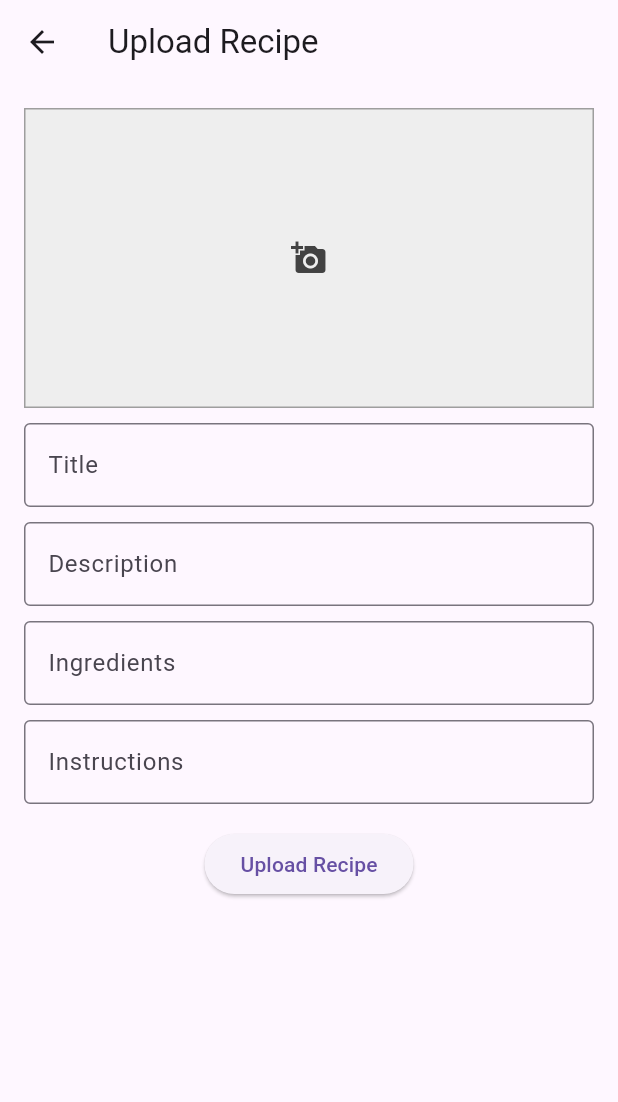
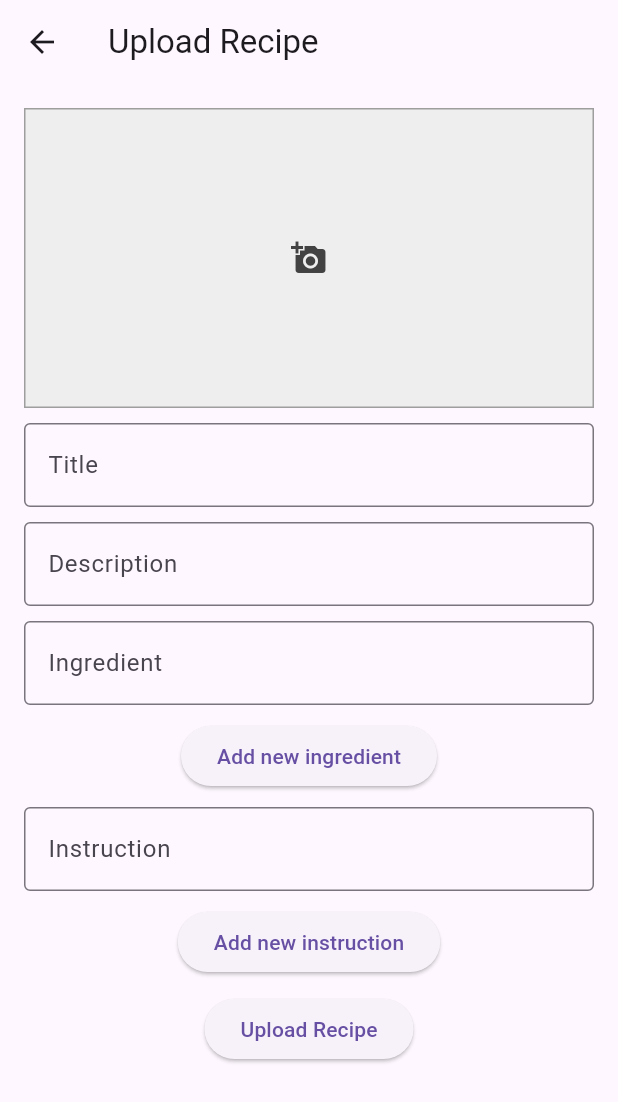
Before and after one commit to irsyydl/recipe_and_meal_planner_app, a Flutter app: the RecipeUploadScreen screen opened by its route, on a phone screen of 412 x 824 dp. Shown: the top 1102 px of the screen. Run offline on Flutter 3.47's test engine with Material 3 defaults, Android fonts, the phone set to English and light mode, and no system bars; our stand-ins replace cloud_firestore, firebase_auth, firebase_core, firebase_storage, image_picker; missing offline and left inert: animated_introduction; accounts and stored records are empty.

Commit message:
Improve ui of recipe upload screen
Add button for adding new textfields for ingredients and instructions

```diff
--- a/lib/screens/recipe_upload_screen.dart
+++ b/lib/screens/recipe_upload_screen.dart
@@ -16,9 +16,23 @@ class _RecipeUploadScreenState extends State<RecipeUploadScreen> {
   final RecipeService _recipeService = RecipeService();
   TextEditingController titleController = TextEditingController();
   TextEditingController descriptionController = TextEditingController();
-  TextEditingController ingredientsController = TextEditingController();
-  TextEditingController instructionsController = TextEditingController();
+  List<TextEditingController> ingredientControllers = [TextEditingController()];
+  List<TextEditingController> instructionControllers = [
+    TextEditingController()
+  ];
   File? _image;
+
+  void addIngredientField() {
+    setState(() {
+      ingredientControllers.add(TextEditingController());
+    });
+  }
+
+  void addInstructionField() {
+    setState(() {
+      instructionControllers.add(TextEditingController());
+    });
+  }
 
   @override
   Widget build(BuildContext context) {
@@ -46,10 +60,10 @@ class _RecipeUploadScreenState extends State<RecipeUploadScreen> {
                       : Icon(Icons.add_a_photo, color: Colors.grey[800]),
                 ),
               ),
-              SizedBox(height: 10),
+              const SizedBox(height: 10),
               TextFormField(
                 controller: titleController,
-                decoration: InputDecoration(
+                decoration: const InputDecoration(
                   labelText: 'Title',
                   border: OutlineInputBorder(),
                   focusedBorder: OutlineInputBorder(
@@ -57,10 +71,10 @@ class _RecipeUploadScreenState extends State<RecipeUploadScreen> {
                   ),
                 ),
               ),
-              SizedBox(height: 10),
+              const SizedBox(height: 10),
               TextFormField(
                 controller: descriptionController,
-                decoration: InputDecoration(
+                decoration: const InputDecoration(
                   labelText: 'Description',
                   border: OutlineInputBorder(),
                   focusedBorder: OutlineInputBorder(
@@ -68,42 +82,96 @@ class _RecipeUploadScreenState extends State<RecipeUploadScreen> {
                   ),
                 ),
               ),
-              SizedBox(height: 10),
-              TextFormField(
-                controller: ingredientsController,
-                decoration: InputDecoration(
-                  labelText: 'Ingredients',
+              const SizedBox(height: 10),
+              for (int i = 0; i < ingredientControllers.length; i++)
+                Column(
+                  children: [
+                    Row(
+                      children: [
+                        Expanded(
+                          child: TextFormField(
+                            controller: ingredientControllers[i],
+                            decoration: const InputDecoration(
+                              labelText: 'Ingredient',
                               border: OutlineInputBorder(),
                               focusedBorder: OutlineInputBorder(
-                    borderSide: BorderSide(color: Colors.blue, width: 2.0),
+                                borderSide:
+                                    BorderSide(color: Colors.blue, width: 2.0),
                               ),
                             ),
                           ),
+                        ),
+                        if (i != 0)
+                          IconButton(
+                            icon: Icon(Icons.delete),
+                            onPressed: () {
+                              setState(() {
+                                ingredientControllers.removeAt(i);
+                              });
+                            },
+                          ),
+                      ],
+                    ),
                     SizedBox(height: 10),
-              TextFormField(
-                controller: instructionsController,
-                decoration: InputDecoration(
-                  labelText: 'Instructions',
+                  ],
+                ),
+              ElevatedButton(
+                onPressed: addIngredientField,
+                child: Text('Add new ingredient'),
+              ),
+              SizedBox(height: 10),
+              for (int i = 0; i < instructionControllers.length; i++)
+                Column(
+                  children: [
+                    Row(
+                      children: [
+                        Expanded(
+                          child: TextFormField(
+                            controller: instructionControllers[i],
+                            decoration: const InputDecoration(
+                              labelText: 'Instruction',
                               border: OutlineInputBorder(),
                               focusedBorder: OutlineInputBorder(
-                    borderSide: BorderSide(color: Colors.blue, width: 2.0),
+                                borderSide:
+                                    BorderSide(color: Colors.blue, width: 2.0),
                               ),
                             ),
                           ),
-              const SizedBox(height: 16),
+                        ),
+                        if (i != 0)
+                          IconButton(
+                            icon: Icon(Icons.delete),
+                            onPressed: () {
+                              setState(() {
+                                instructionControllers.removeAt(i);
+                              });
+                            },
+                          ),
+                      ],
+                    ),
+                    SizedBox(height: 10),
+                  ],
+                ),
+              ElevatedButton(
+                onPressed: addInstructionField,
+                child: Text('Add new instruction'),
+              ),
+              SizedBox(height: 10),
               ElevatedButton(
                 onPressed: () async {
                   String title = titleController.text;
                   String description = descriptionController.text;
-                  List<String> ingredients =
-                      ingredientsController.text.split(',');
-                  List<String> instructions =
-                      instructionsController.text.split(',');
+                  List<String> ingredients = ingredientControllers
+                      .map((controller) => controller.text)
+                      .toList();
+                  List<String> instructions = instructionControllers
+                      .map((controller) => controller.text)
+                      .toList();
 
                   if (title.isEmpty ||
                       description.isEmpty ||
-                      ingredientsController.text.isEmpty ||
-                      instructionsController.text.isEmpty) {
+                      ingredients.any((ingredient) => ingredient.isEmpty) ||
+                      instructions.any((instruction) => instruction.isEmpty)) {
                     ScaffoldMessenger.of(context).showSnackBar(const SnackBar(
                         content: Text(
                             'Please fill all the fields before uploading the recipe.')));
@@ -117,7 +185,7 @@ class _RecipeUploadScreenState extends State<RecipeUploadScreen> {
                     instructions,
                   );
                 },
-                child: Text('Upload Recipe'),
+                child: const Text('Upload Recipe'),
               ),
             ],
           ),
```
Lines whose indentation alone changed are shown as unchanged.
